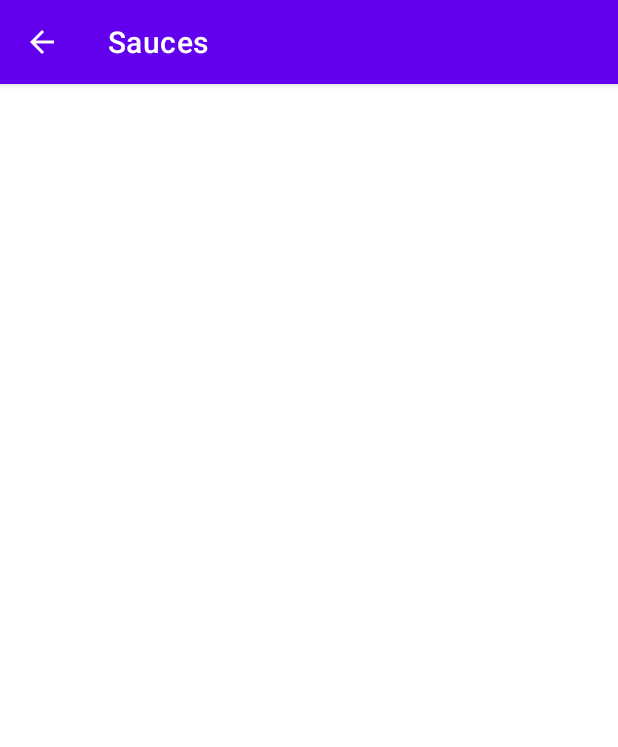
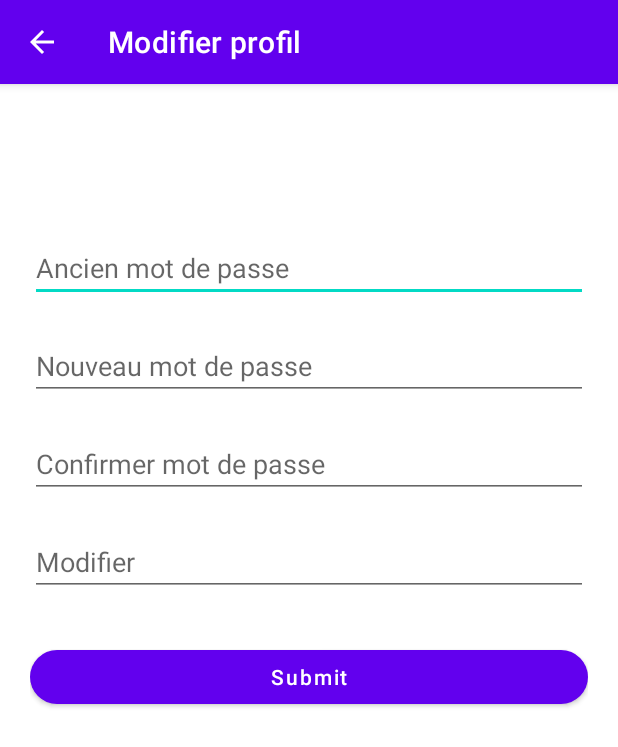
Before and after one commit to Daniel-Tamundele/Sauces, an Android app: the Modifier_ProfilActivity screen opened directly, with no data from a screen before it, on a phone screen of 412 x 824 dp. Shown: the top 747 px of the screen. Run offline under Robolectric (Android 15) with nearby library versions, the light colour scheme and no system bars.

Commit message:
ajout du disagn modifier profil

```diff
--- a/app/src/main/AndroidManifest.xml
+++ b/app/src/main/AndroidManifest.xml
@@ -14,6 +14,7 @@
         android:theme="@style/Theme.Sauces"
         tools:targetApi="31">
         <activity
+            android:label="Modifier profil"
             android:parentActivityName=".ProfilActivity"
             android:name=".Modifier_ProfilActivity"
             android:exported="false" />
--- a/app/src/main/java/com/modile/sauces/AjoutDocActivity.java
+++ b/app/src/main/java/com/modile/sauces/AjoutDocActivity.java
@@ -32,8 +32,11 @@ public class AjoutDocActivity extends AppCompatActivity {
         /* initialisation  */
         initialisation();
 
-        /* recuperation  */
-        Ajouter_Photo();;
+        /* appel de la fonction  */
+        Ajouter_Photo();
+
+        /* appel de la foncetion  */
+        Ajouter();
 
     }
 
@@ -50,7 +53,7 @@ public class AjoutDocActivity extends AppCompatActivity {
         progressBar = findViewById(R.id.Progression_Bar_Ajout_Doc);
         nom_image = findViewById(R.id.Nom_Image);
         ajouter_photo = findViewById(R.id.Ajouter_photo);
-        ajouter = findViewById(R.id.Ajout);
+        ajouter = findViewById(R.id.Ajouter);
     }
 
     /* ECOUTE D'EVENEMENT SUR LE BUTTON */
@@ -65,7 +68,7 @@ public class AjoutDocActivity extends AppCompatActivity {
         });
 
     }
-    private void Ajout(){
+    private void Ajouter(){
         /* BUTTON AJOUTER */
 
         ajouter.setOnClickListener(new View.OnClickListener() {
@@ -80,16 +83,16 @@ public class AjoutDocActivity extends AppCompatActivity {
 
                 /* VERIFICATION DES CHAMPS SI IL NE PAS VIDE */
                 if (descrupt.isEmpty()){
-                    Toast.makeText(AjoutDocActivity.this,"designation est vide",Toast.LENGTH_LONG).show();
+                    Toast.makeText(AjoutDocActivity.this,"designation est vide",Toast.LENGTH_SHORT).show();
                     return;
                 }else if (promo.isEmpty()){
-                    Toast.makeText(AjoutDocActivity.this,"Promotion est vide",Toast.LENGTH_LONG).show();
+                    Toast.makeText(AjoutDocActivity.this,"Promotion est vide",Toast.LENGTH_SHORT).show();
                     return;
                 }else if (catego.isEmpty()){
-                    Toast.makeText(AjoutDocActivity.this,"Categorie est vide",Toast.LENGTH_LONG).show();
+                    Toast.makeText(AjoutDocActivity.this,"Categorie est vide",Toast.LENGTH_SHORT).show();
                     return;
                 }else if (datte.isEmpty()){
-                    Toast.makeText(AjoutDocActivity.this,"date est vide",Toast.LENGTH_LONG).show();
+                    Toast.makeText(AjoutDocActivity.this,"date est vide",Toast.LENGTH_SHORT).show();
                     return;
                 }else {
                     /* LE PASAGE DE L'ACTIVITE AAJOUTDOCACTIVITY VER HOMEPAGEACTIVITY */
--- a/app/src/main/res/layout/activity_modifier_profil.xml
+++ b/app/src/main/res/layout/activity_modifier_profil.xml
@@ -1,9 +1,52 @@
 <?xml version="1.0" encoding="utf-8"?>
-<androidx.constraintlayout.widget.ConstraintLayout xmlns:android="http://schemas.android.com/apk/res/android"
+<LinearLayout
+    xmlns:android="http://schemas.android.com/apk/res/android"
     xmlns:app="http://schemas.android.com/apk/res-auto"
     xmlns:tools="http://schemas.android.com/tools"
     android:layout_width="match_parent"
     android:layout_height="match_parent"
-    tools:context=".Modifier_ProfilActivity">
+    tools:context=".Modifier_ProfilActivity"
+    android:orientation="vertical"
+    android:padding="20dp">
 
-</androidx.constraintlayout.widget.ConstraintLayout>
+    <EditText
+        android:id="@+id/Ancien_mot_de_passe"
+        android:hint="Ancien mot de passe"
+        android:layout_width="match_parent"
+        android:layout_height="wrap_content"
+        android:inputType="textPassword"
+        android:layout_marginTop="80dp"/>
+
+    <EditText
+        android:id="@+id/Nouveau_mot_de_passe"
+        android:hint="Nouveau mot de passe"
+        android:layout_width="match_parent"
+        android:layout_height="wrap_content"
+        android:inputType="textPassword"
+        android:layout_marginTop="20dp"/>
+
+    <EditText
+        android:id="@+id/Confirmer_mot_de_passe"
+        android:hint="Confirmer mot de passe"
+        android:layout_width="match_parent"
+        android:layout_height="wrap_content"
+        android:inputType="textPassword"
+        android:layout_marginTop="20dp"/>
+
+    <EditText
+        android:id="@+id/Modifier"
+        android:hint="Modifier"
+        android:layout_width="match_parent"
+        android:layout_height="wrap_content"
+        android:inputType="text"
+        android:layout_marginTop="20dp"/>
+
+    <com.google.android.material.button.MaterialButton
+        android:id="@+id/button_Modifier_profil"
+        app:shapeAppearanceOverlay="@style/forme_image"
+        android:layout_width="match_parent"
+        android:layout_height="wrap_content"
+        android:text="Submit"
+        android:textAllCaps="false"
+        android:layout_marginTop="30dp"/>
+</LinearLayout>
```
